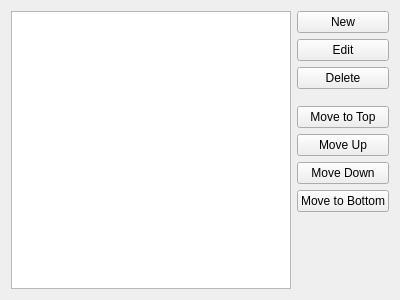
Before: the Qt Designer form rss_tube/gui/designs/widget_filters.ui in seird/rsstube, drawn with Qt 5.
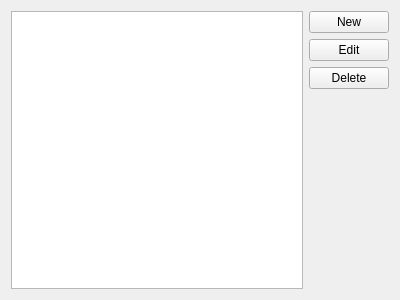
After: the same form once the commit is applied.

Commit message: remove filter ranks (every match is valid now)

Diff of the .ui file:
```diff
--- a/rss_tube/gui/designs/widget_filters.ui
+++ b/rss_tube/gui/designs/widget_filters.ui
@@ -63,34 +63,6 @@
        </property>
       </widget>
      </item>
-     <item>
-      <widget class="QPushButton" name="pb_top">
-       <property name="text">
-        <string>Move to Top</string>
-       </property>
-      </widget>
-     </item>
-     <item>
-      <widget class="QPushButton" name="pb_up">
-       <property name="text">
-        <string>Move Up</string>
-       </property>
-      </widget>
-     </item>
-     <item>
-      <widget class="QPushButton" name="pb_down">
-       <property name="text">
-        <string>Move Down</string>
-       </property>
-      </widget>
-     </item>
-     <item>
-      <widget class="QPushButton" name="pb_bottom">
-       <property name="text">
-        <string>Move to Bottom</string>
-       </property>
-      </widget>
-     </item>
      <item>
       <spacer name="verticalSpacer">
        <property name="orientation">
```
The commit also changes 3 other files.
